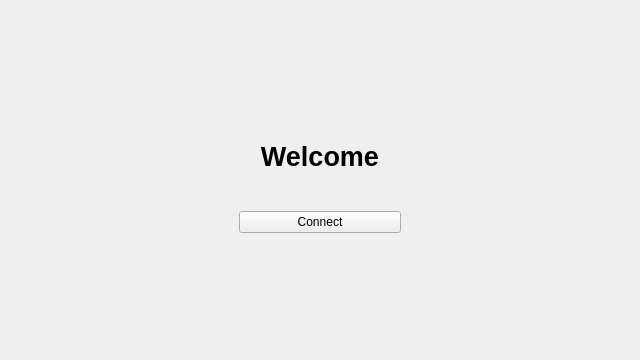
The window that frontend/connect_wid.ui (therealrahulsahu/se_project) describes before a commit, drawn with Qt 5.
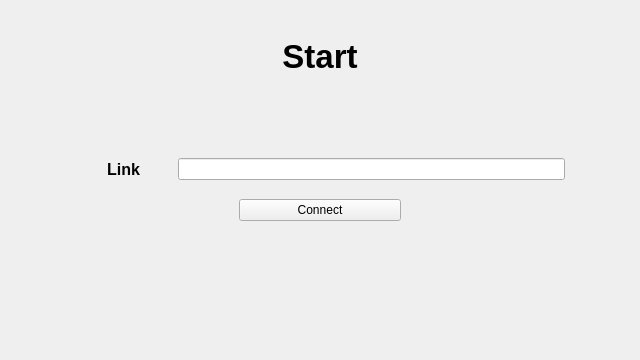
The same window after the commit.

What changed in the file:
```diff
--- a/frontend/connect_wid.ui
+++ b/frontend/connect_wid.ui
@@ -13,7 +13,7 @@
   <property name="windowTitle">
    <string>Form</string>
   </property>
-  <layout class="QVBoxLayout" name="verticalLayout" stretch="6,3,1,2,6">
+  <layout class="QVBoxLayout" name="verticalLayout" stretch="2,3,6,1,1,2,10">
    <item>
     <spacer name="verticalSpacer">
      <property name="orientation">
@@ -46,13 +46,13 @@
       <widget class="QLabel" name="label">
        <property name="font">
         <font>
-         <pointsize>20</pointsize>
+         <pointsize>25</pointsize>
          <weight>75</weight>
          <bold>true</bold>
         </font>
        </property>
        <property name="text">
-        <string>Welcome</string>
+        <string>Start</string>
        </property>
        <property name="alignment">
         <set>Qt::AlignCenter</set>
@@ -87,6 +87,89 @@
      </property>
     </spacer>
    </item>
+   <item>
+    <layout class="QHBoxLayout" name="horizontalLayout_3" stretch="2,2,1,12,2">
+     <item>
+      <spacer name="horizontalSpacer_5">
+       <property name="orientation">
+        <enum>Qt::Horizontal</enum>
+       </property>
+       <property name="sizeHint" stdset="0">
+        <size>
+         <width>40</width>
+         <height>20</height>
+        </size>
+       </property>
+      </spacer>
+     </item>
+     <item>
+      <widget class="QLabel" name="label_2">
+       <property name="font">
+        <font>
+         <pointsize>12</pointsize>
+         <weight>75</weight>
+         <bold>true</bold>
+        </font>
+       </property>
+       <property name="text">
+        <string>Link</string>
+       </property>
+       <property name="alignment">
+        <set>Qt::AlignRight|Qt::AlignTrailing|Qt::AlignVCenter</set>
+       </property>
+      </widget>
+     </item>
+     <item>
+      <spacer name="horizontalSpacer_7">
+       <property name="orientation">
+        <enum>Qt::Horizontal</enum>
+       </property>
+       <property name="sizeHint" stdset="0">
+        <size>
+         <width>40</width>
+         <height>20</height>
+        </size>
+       </property>
+      </spacer>
+     </item>
+     <item>
+      <widget class="QLineEdit" name="le_link">
+       <property name="inputMethodHints">
+        <set>Qt::ImhHiddenText|Qt::ImhNoAutoUppercase|Qt::ImhNoPredictiveText|Qt::ImhSensitiveData</set>
+       </property>
+       <property name="echoMode">
+        <enum>QLineEdit::Password</enum>
+       </property>
+      </widget>
+     </item>
+     <item>
+      <spacer name="horizontalSpacer_6">
+       <property name="orientation">
+        <enum>Qt::Horizontal</enum>
+       </property>
+       <property name="sizeHint" stdset="0">
+        <size>
+         <width>40</width>
+         <height>20</height>
+        </size>
+       </property>
+      </spacer>
+     </item>
+    </layout>
+   </item>
+   <item>
+    <spacer name="verticalSpacer_4">
+     <property name="orientation">
+      <enum>Qt::Vertical</enum>
+     </property>
+     <property name="sizeHint" stdset="0">
+      <size>
+       <width>20</width>
+       <height>40</height>
+      </size>
+     </property>
+    </spacer>
+   </item>
    <item>
     <layout class="QHBoxLayout" name="horizontalLayout_2" stretch="7,5,7">
      <item>
```
